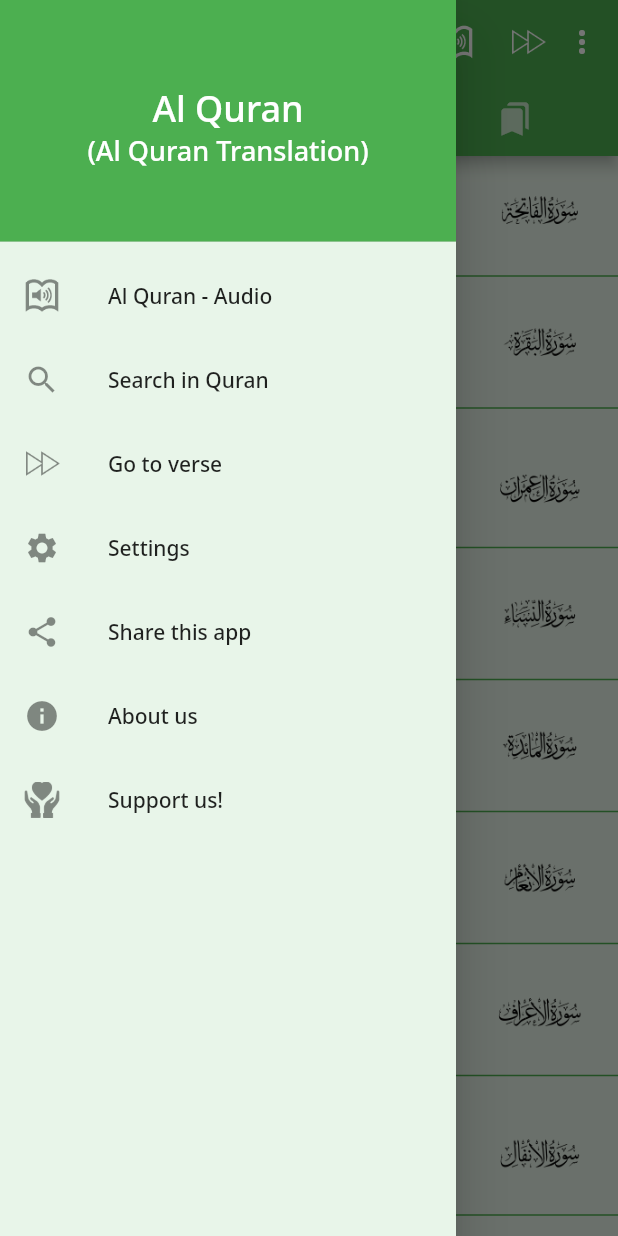
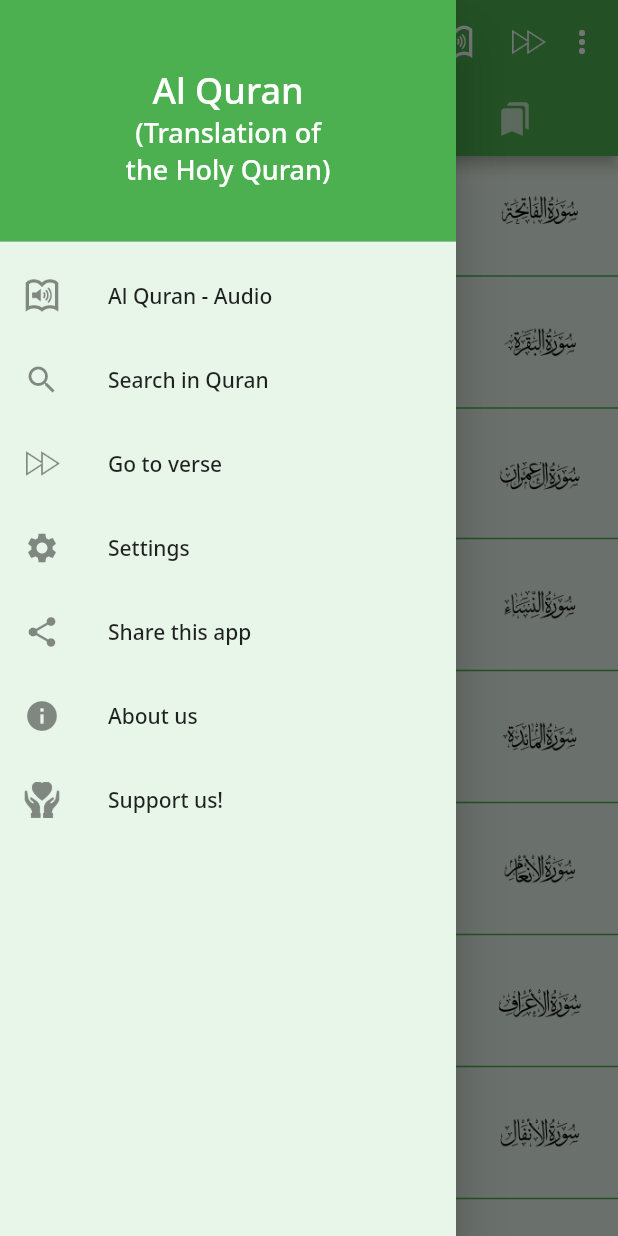
Before and after one commit to FaheemJawfar/al_quran, a Flutter app: the HomeScreen screen opened directly, with the side drawer open, on a phone screen of 412 x 824 dp. Run offline on Flutter 3.47's test engine with Material 2 defaults, Android fonts, the phone set to English and light mode, and no system bars; our stand-ins replace device_info_plus, just_audio, just_audio_background, package_info_plus, scrollable_positioned_list, share_plus and 2 more; missing offline and left inert: custom_cupertino_picker; accounts and stored records are empty; project files that could hold a hidden picture were left out.

Commit message:
Customizing the app

```diff
--- a/lib/app_texts/home_texts.dart
+++ b/lib/app_texts/home_texts.dart
@@ -6,7 +6,7 @@
   static const String arabicAndTranslation = 'Arabic script and translation';
 
   // Sura List Arabic Screen
-  static const String verseCount = 'Verses:';
+  static const String verseCount = 'Total verses:';
 
   // Sura List Tamil Screen
   static const String continueReading = 'Continue reading...';
@@ -43,7 +43,7 @@
 
 
   // Quran App Drawer
-  static const String appNameSubtitle = '(Al Quran Translation)';
+  static const String appNameSubtitle = '(Translation of \nthe Holy Quran)';
   static const String quranAudio = 'Al Quran - Audio';
   static const String explanation = 'Explanations';
   static const String searchInQuran = 'Search in Quran';
--- a/lib/home/home_screen.dart
+++ b/lib/home/home_screen.dart
@@ -4,7 +4,7 @@
 import '../quran_audio/quran_audio_screen.dart';
 import '../search/search_screen.dart';
 import 'sura_list_arabic_screen.dart';
-import 'sura_list_tamil_screen.dart';
+import 'sura_list_screen.dart';
 import 'sura_verse_picker.dart';
 import 'home_popup_menu.dart';
 import 'quran_app_drawer.dart';
@@ -125,7 +125,7 @@
       body: TabBarView(
         controller: _tabController,
         children: const [
-          SuraListTamilScreen(),
+          SuraListScreen(),
           SuraListArabicScreen(),
           BookmarksScreen(),
         ],
--- a/lib/home/quran_app_drawer.dart
+++ b/lib/home/quran_app_drawer.dart
@@ -1,7 +1,6 @@
 import 'package:flutter/material.dart';
 import 'package:provider/provider.dart';
 import 'package:share_plus/share_plus.dart';
-import '/read_quran/thafseer_screen.dart';
 import '../app_texts/home_texts.dart';
 import '../app_config/app_config.dart';
 import '../app_config/color_config.dart';
--- a/lib/home/sura_list_tamil_screen.dart
+++ b/lib/home/sura_list_screen.dart
@@ -7,14 +7,14 @@
 import '../read_quran/sura_translation_screen.dart';
 import '../providers/quran_provider.dart';
 
-class SuraListTamilScreen extends StatefulWidget {
-  const SuraListTamilScreen({Key? key}) : super(key: key);
+class SuraListScreen extends StatefulWidget {
+  const SuraListScreen({Key? key}) : super(key: key);
 
   @override
-  State<SuraListTamilScreen> createState() => _SuraListTamilScreenState();
+  State<SuraListScreen> createState() => _SuraListScreenState();
 }
 
-class _SuraListTamilScreenState extends State<SuraListTamilScreen> {
+class _SuraListScreenState extends State<SuraListScreen> {
   late final quranProvider = Provider.of<QuranProvider>(context, listen: true);
 
 
@@ -81,7 +81,7 @@
               '${suraDetails.suraNumber}.',
               style: TextStyle(
                 fontWeight: FontWeight.bold,
-                fontSize: 22,
+                fontSize: 20,
                 color: quranProvider.isDarkMode ? Colors.white: Colors.black45,
               ),
             ),
@@ -89,7 +89,7 @@
               '${suraDetails.nameInEnglish} (${suraDetails.meaningOfName})',
               style: TextStyle(
                 fontWeight: FontWeight.bold,
-                fontSize: 18,
+                fontSize: 16,
                 color: quranProvider.isDarkMode ? Colors.white : Colors.black,
               ),
             ),
--- a/lib/read_quran/show_verse.dart
+++ b/lib/read_quran/show_verse.dart
@@ -2,8 +2,6 @@
 import 'package:provider/provider.dart';
 import 'package:share_plus/share_plus.dart';
 import '../app_config/color_config.dart';
-import '/read_quran/thafseer.dart';
-import '/read_quran/thafseer_popup.dart';
 import '../app_texts/read_quran_texts.dart';
 import 'quran_helper.dart';
 import 'verse_helper.dart';
```
